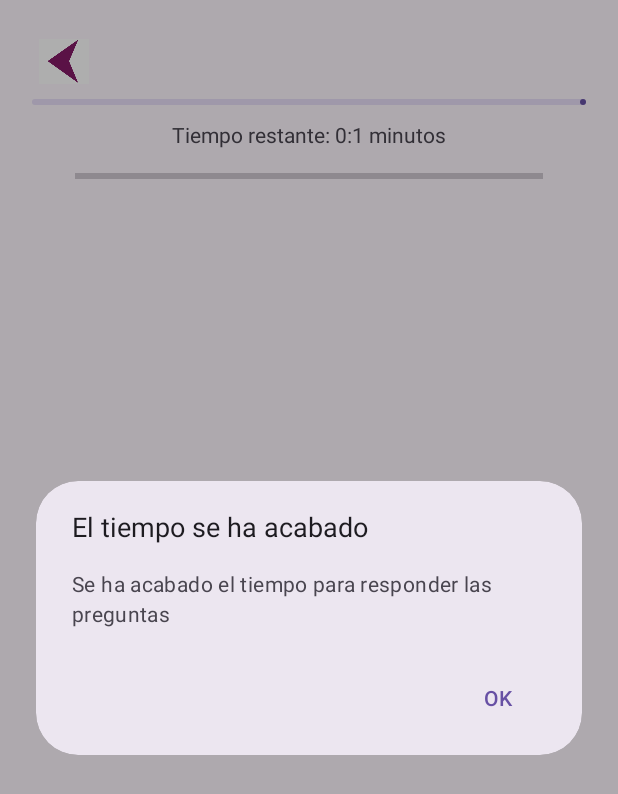
After one commit to Virtualica/mobile-android, an Android app: the SimulationActivity screen opened directly, with no data from a screen before it, on a phone screen of 412 x 824 dp. The commit adds this screen. Shown: the top 794 px of the screen. Run offline under Robolectric (Android 15) with nearby library versions, the phone set to English and light mode, and no system bars.

```diff
--- a/app/src/main/AndroidManifest.xml
+++ b/app/src/main/AndroidManifest.xml
@@ -15,6 +15,9 @@
         android:supportsRtl="true"
         android:theme="@style/Theme.Mobileandroid"
         tools:targetApi="31">
+        <activity
+            android:name=".SimulationActivity"
+            android:exported="false" />
         <activity
             android:name=".TrainActivity"
             android:exported="false"
--- a/app/src/main/java/com/virtualica/mobile_android/QuestionFragment.kt
+++ b/app/src/main/java/com/virtualica/mobile_android/QuestionFragment.kt
@@ -18,13 +18,14 @@ class QuestionFragment() : Fragment() {
 
     private val questions : MutableList<Question> = ArrayList()
     private var pos = 0
+    var res : String? = null
+
 
     override fun onCreateView(
         inflater: LayoutInflater,
         container: ViewGroup?,
         savedInstanceState: Bundle?
     ): View? {
-        var res : String? = null
         val inf = inflater.inflate(R.layout.question, container, false)
         val dataQuestion = arguments
         for (i in 0 until dataQuestion!!.size()){
@@ -41,7 +42,6 @@ class QuestionFragment() : Fragment() {
                     dialogue("Respuesta incorrecta", "Lo sentimos, has fallado ${questions[pos].retroalimentacion}", true, inf)
                 }
                 pos++
-                res = null
             } else {
                 dialogue("Selecciona una respuesta", "Por favor, selecciona una respuesta", false, inf)
             }
@@ -106,6 +106,7 @@ class QuestionFragment() : Fragment() {
                     if(out){
                         if(pos < questions.size){
                             changeData(inf)
+                            res=null
 
                         } else {
                             dialogue("Has terminado", "Felicidades, has completado la prueba", inf)
--- /dev/null
+++ b/app/src/main/java/com/virtualica/mobile_android/SimulationActivity.kt
@@ -0,0 +1,51 @@
+package com.virtualica.mobile_android
+
+import android.content.Intent
+import android.media.Ringtone
+import android.media.RingtoneManager
+import androidx.appcompat.app.AppCompatActivity
+import android.os.Bundle
+import android.os.CountDownTimer
+import com.google.android.material.dialog.MaterialAlertDialogBuilder
+import kotlinx.android.synthetic.main.activity_simulation.*
+
+class SimulationActivity : AppCompatActivity() {
+    override fun onCreate(savedInstanceState: Bundle?) {
+        super.onCreate(savedInstanceState)
+        setContentView(R.layout.activity_simulation)
+        time()
+    }
+
+
+    private fun time(){
+        val timeInitial = (12).toLong()
+        object : CountDownTimer(timeInitial, 1000){
+
+            override fun onFinish() {
+                val notification = RingtoneManager.getDefaultUri(RingtoneManager.TYPE_RINGTONE)
+                val r = RingtoneManager.getRingtone(this@SimulationActivity, notification)
+                r.play()
+                timeFinished("El tiempo se ha acabado", "Se ha acabado el tiempo para responder las preguntas", r)
+            }
+
+            override fun onTick(p0: Long) {
+                val timeRes=(p0/1000).toInt()+1
+                val minutes = (timeRes/60).toInt()
+                val secondRes = timeRes - (minutes*60)
+                txtTime.text="Tiempo restante: ${minutes}:${secondRes} minutos"
+            }
+        }.start()
+    }
+
+    private fun timeFinished(msg:String, des:String, r : Ringtone){
+        MaterialAlertDialogBuilder(this)
+            .setTitle(msg)
+            .setMessage(des)
+            .setPositiveButton("OK") { dialog, which ->
+                r.stop()
+                finish()
+            }
+            .show()
+
+    }
+}
--- /dev/null
+++ b/app/src/main/res/layout/activity_simulation.xml
@@ -0,0 +1,78 @@
+<?xml version="1.0" encoding="utf-8"?>
+<androidx.constraintlayout.widget.ConstraintLayout xmlns:android="http://schemas.android.com/apk/res/android"
+    xmlns:app="http://schemas.android.com/apk/res-auto"
+    xmlns:tools="http://schemas.android.com/tools"
+    android:layout_width="match_parent"
+    android:layout_height="match_parent"
+    tools:context=".SimulationActivity">
+
+    <androidx.constraintlayout.widget.ConstraintLayout
+        android:id="@+id/constraintLayout5"
+        android:layout_width="match_parent"
+        android:layout_height="match_parent"
+        app:layout_constraintBottom_toBottomOf="parent"
+        app:layout_constraintEnd_toEndOf="parent"
+        app:layout_constraintHorizontal_bias="0.0"
+        app:layout_constraintStart_toStartOf="parent"
+        app:layout_constraintTop_toTopOf="parent"
+        app:layout_constraintVertical_bias="1.0">
+
+        <ImageView
+            android:id="@+id/back_practice"
+            android:layout_width="33dp"
+            android:layout_height="50dp"
+            android:layout_marginStart="26dp"
+            android:layout_marginTop="16dp"
+            app:layout_constraintStart_toStartOf="parent"
+            app:layout_constraintTop_toTopOf="parent"
+            app:srcCompat="@drawable/leftarrow" />
+
+        <com.google.android.material.progressindicator.LinearProgressIndicator
+            android:id="@+id/progressBar"
+            android:layout_width="369dp"
+            android:layout_height="0dp"
+            android:indeterminate="false"
+            android:indeterminateTint="#E85E33"
+            android:visibility="visible"
+            app:layout_constraintEnd_toEndOf="parent"
+            app:layout_constraintHorizontal_bias="0.505"
+            app:layout_constraintStart_toStartOf="parent"
+            app:layout_constraintTop_toBottomOf="@+id/back_practice"
+            tools:visibility="visible" />
+
+        <TextView
+            android:id="@+id/txtTime"
+            android:layout_width="wrap_content"
+            android:layout_height="wrap_content"
+            android:layout_marginTop="10dp"
+            android:text="Tiempo restante: 00:00 minutos"
+            app:layout_constraintEnd_toEndOf="parent"
+            app:layout_constraintStart_toStartOf="parent"
+            app:layout_constraintTop_toBottomOf="@+id/progressBar"
+            tools:ignore="NotSibling" />
+
+        <ProgressBar
+            android:id="@+id/pbTime"
+            style="?android:attr/progressBarStyleHorizontal"
+            android:layout_width="0dp"
+            android:layout_height="wrap_content"
+            android:layout_marginStart="50dp"
+            android:layout_marginTop="10dp"
+            android:layout_marginEnd="50dp"
+            app:layout_constraintEnd_toEndOf="parent"
+            app:layout_constraintStart_toStartOf="parent"
+            app:layout_constraintTop_toBottomOf="@+id/txtTime" />
+
+        <androidx.constraintlayout.widget.ConstraintLayout
+            android:id="@+id/questionContainer"
+            android:layout_width="wrap_content"
+            android:layout_height="wrap_content"
+            app:layout_constraintEnd_toEndOf="parent"
+            app:layout_constraintHorizontal_bias="0.5"
+            app:layout_constraintStart_toStartOf="parent"
+            app:layout_constraintTop_toBottomOf="@+id/pbTime">
+
+        </androidx.constraintlayout.widget.ConstraintLayout>
+
+    </androidx.constraintlayout.widget.ConstraintLayout>
+</androidx.constraintlayout.widget.ConstraintLayout>
```
Also changed, not shown: app/src/main/java/com/virtualica/mobile_android/FragmentActivity.kt (+5 -14 lines), app/src/main/java/com/virtualica/mobile_android/SimulationFragment.kt (deleted, +0 -58 lines), app/src/main/res/layout/simulation.xml (deleted, +0 -94 lines).
